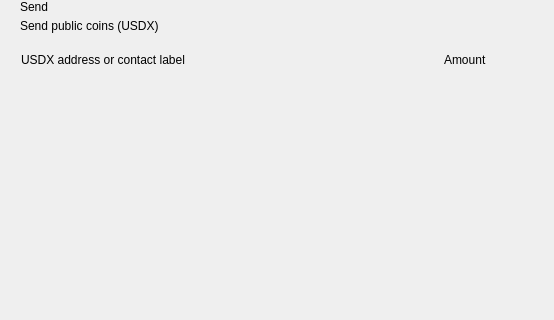
Qt form src/qt/pivx/forms/send.ui (TheCodexBlockchain/advantage) before a commit; both pictures show x 0 to 554 and y 0 to 320 of the 893 by 700 pixel window.
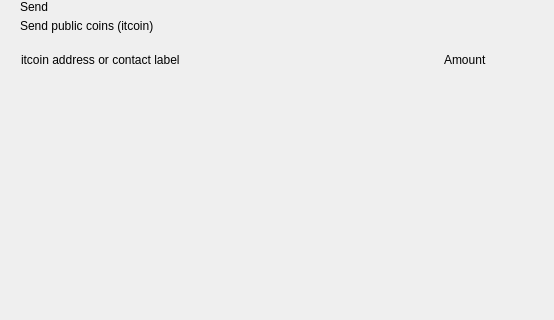
The same form after that commit. Custom widgets are drawn as their Qt base class.

Commit message: rebrand itcoin

What changed in the file:
```diff
--- a/src/qt/pivx/forms/send.ui
+++ b/src/qt/pivx/forms/send.ui
@@ -81,7 +81,7 @@
             <item>
              <widget class="QLabel" name="labelSubtitle1">
               <property name="text">
-               <string>Send public coins (USDX)</string>
+               <string>Send public coins (itcoin)</string>
               </property>
              </widget>
             </item>
@@ -141,7 +141,7 @@
              <string notr="true">margin-left:8px;</string>
             </property>
             <property name="text">
-             <string>USDX address or contact label</string>
+             <string>itcoin address or contact label</string>
             </property>
            </widget>
           </item>
```
The commit also changes 254 other files.
